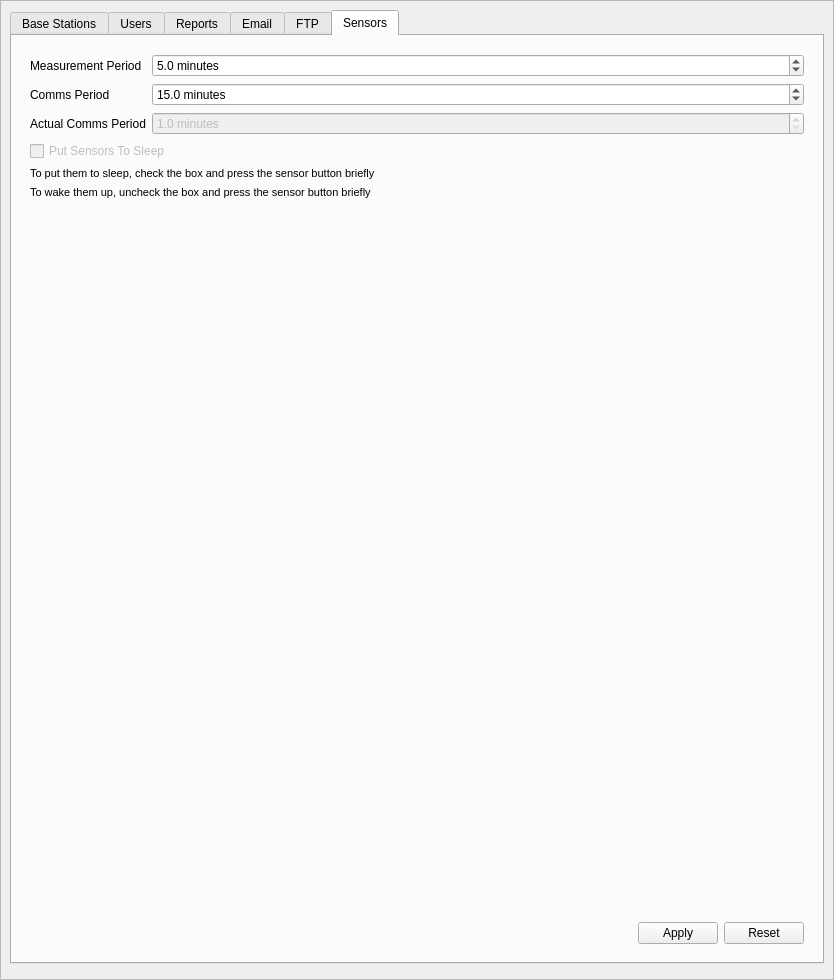
porkmarks/sense, file manager/src/SettingsWidget.ui: the form before one commit.
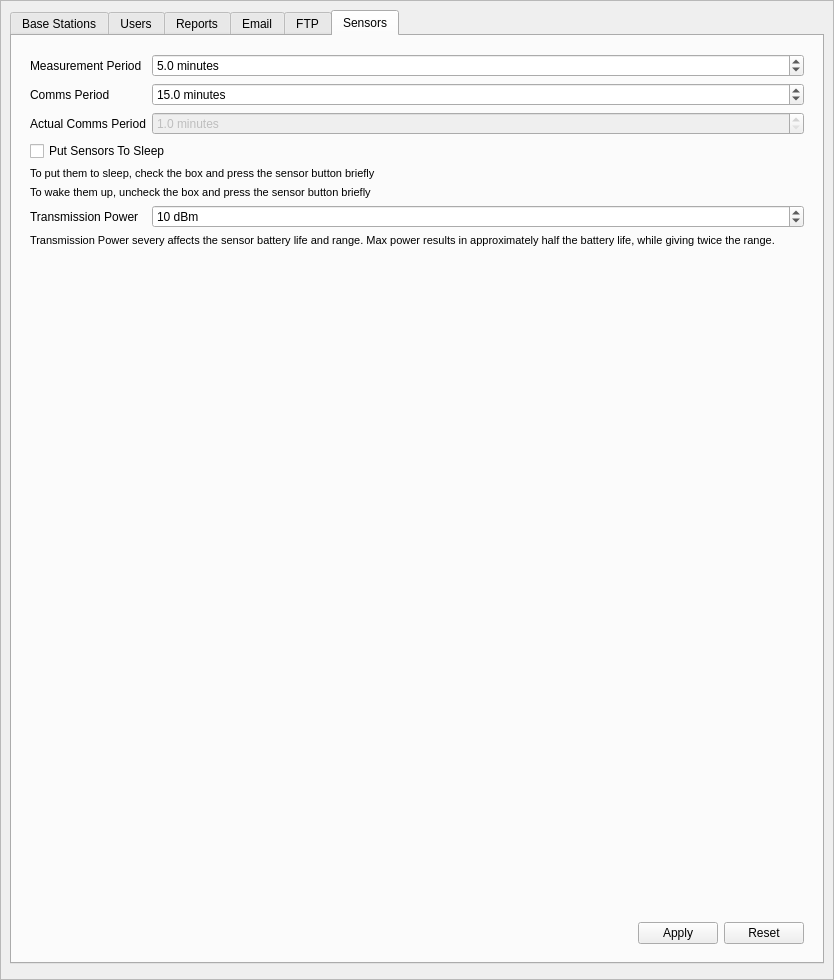
The form after the commit. The open tabs and pages were chosen to show the change. Icons and pictures are not drawn. Custom widgets are drawn as their Qt base class.

Commit message: Added sleeping and transmission power config

```diff
--- a/manager/src/SettingsWidget.ui
+++ b/manager/src/SettingsWidget.ui
@@ -562,7 +562,7 @@
               <item row="5" column="0" colspan="2">
                <widget class="QCheckBox" name="sensorsSleeping">
                 <property name="enabled">
-                 <bool>false</bool>
+                 <bool>true</bool>
                 </property>
                 <property name="text">
                  <string>Put Sensors To Sleep</string>
@@ -639,6 +639,41 @@
                 </property>
                </widget>
               </item>
+              <item row="8" column="0">
+               <widget class="QLabel" name="label_15">
+                <property name="text">
+                 <string>Transmission Power</string>
+                </property>
+               </widget>
+              </item>
+              <item row="8" column="1">
+               <widget class="QSpinBox" name="sensorsPower">
+                <property name="suffix">
+                 <string> dBm</string>
+                </property>
+                <property name="maximum">
+                 <number>20</number>
+                </property>
+                <property name="value">
+                 <number>10</number>
+                </property>
+               </widget>
+              </item>
+              <item row="9" column="0" colspan="2">
+               <widget class="QLabel" name="label_18">
+                <property name="font">
+                 <font>
+                  <pointsize>8</pointsize>
+                 </font>
+                </property>
+                <property name="text">
+                 <string>Transmission Power severy affects the sensor battery life and range. Max power results in approximately half the battery life, while giving twice the range.</string>
+                </property>
+                <property name="wordWrap">
+                 <bool>true</bool>
+                </property>
+               </widget>
+              </item>
              </layout>
             </widget>
            </item>
```
Left out of the diff: 2 changed lines with no effect on the pictures. The commit also changes 13 other files.
